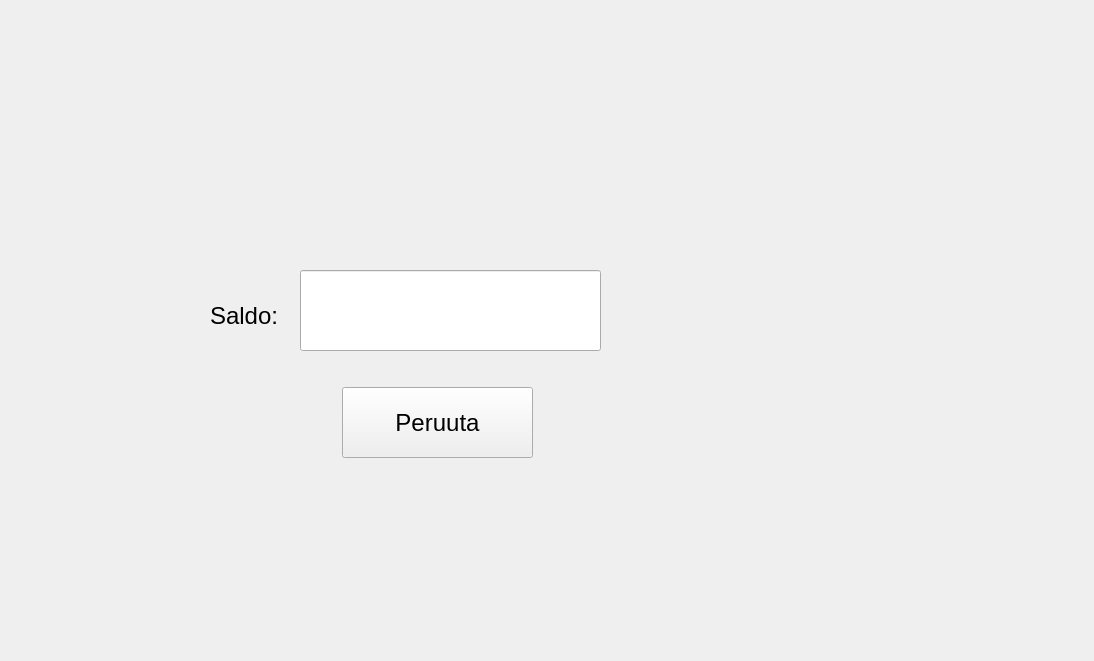
Qt form PankkiProjekti/saldo.ui (tvt20kmo-ohjelmistokehitysprojekti/Group8) before a commit.
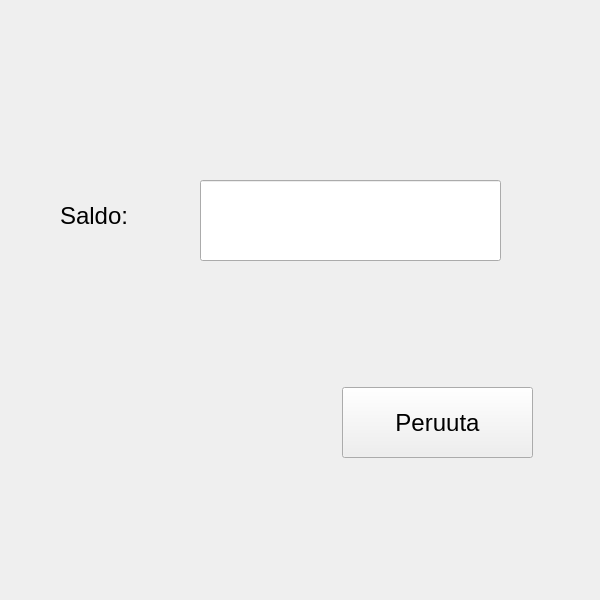
The same form after that commit.

```diff
--- a/PankkiProjekti/saldo.ui
+++ b/PankkiProjekti/saldo.ui
@@ -6,8 +6,8 @@
    <rect>
     <x>0</x>
     <y>0</y>
-    <width>1094</width>
-    <height>661</height>
+    <width>600</width>
+    <height>600</height>
    </rect>
   </property>
   <property name="windowTitle">
@@ -34,8 +34,8 @@
   <widget class="QLineEdit" name="lineEditSaldo">
    <property name="geometry">
     <rect>
-     <x>300</x>
-     <y>270</y>
+     <x>200</x>
+     <y>180</y>
      <width>301</width>
      <height>81</height>
     </rect>
@@ -44,8 +44,8 @@
   <widget class="QLabel" name="labelSaldo">
    <property name="geometry">
     <rect>
-     <x>210</x>
-     <y>290</y>
+     <x>60</x>
+     <y>190</y>
      <width>81</width>
      <height>51</height>
     </rect>
```
